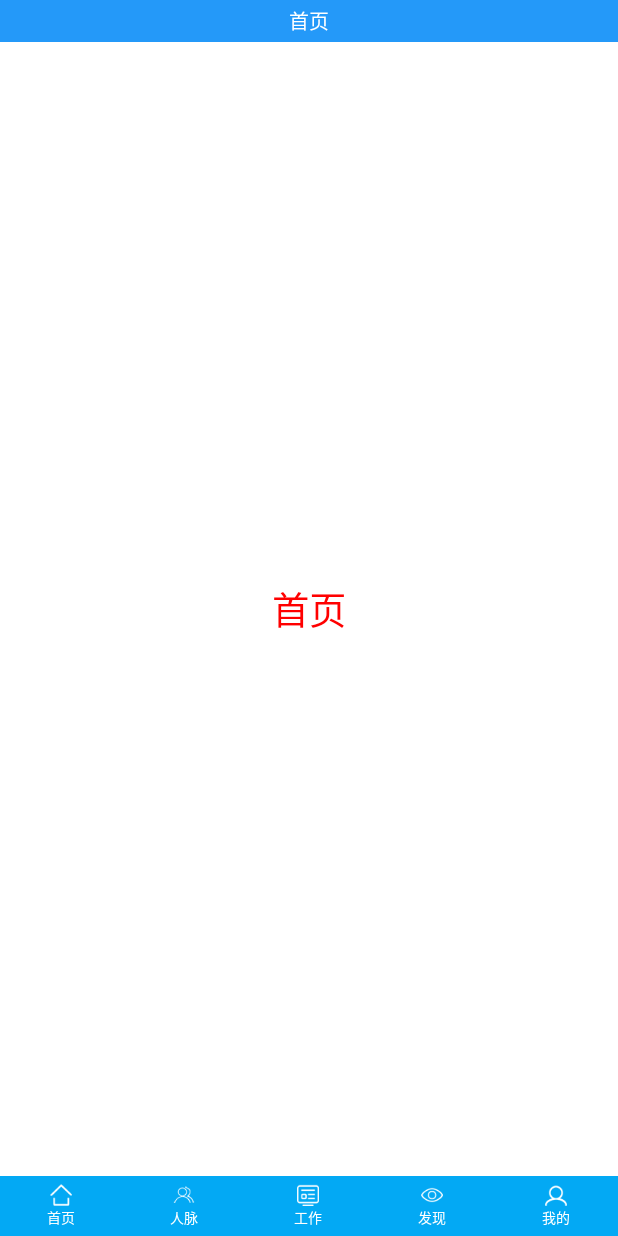
After one commit to 546379495/ZHY, an Android app: the ConrentFragment screen opened directly, with no data from a screen before it, on a phone screen of 412 x 824 dp. The commit adds this screen. Run offline under Robolectric (Android 15) with nearby library versions, the phone set to English and light mode, and no system bars.

Commit message:
主页面底部五个也签切换 框架搭建

```diff
--- a/zhy/app/src/main/java/com/chengguo/zhy/MainActivity.java
+++ b/zhy/app/src/main/java/com/chengguo/zhy/MainActivity.java
@@ -2,7 +2,12 @@ package com.chengguo.zhy;
 
 import android.os.Bundle;
 import android.support.v4.app.FragmentActivity;
+import android.support.v4.app.FragmentManager;
+import android.support.v4.app.FragmentTransaction;
+import android.view.KeyEvent;
+import android.widget.Toast;
 
+import com.chengguo.zhy.fragment.ConrentFragment;
 import com.lidroid.xutils.ViewUtils;
 
 
@@ -18,16 +23,33 @@ public class MainActivity extends FragmentActivity {
         ViewUtils.inject(this);
 
 
-//        initFragment();
+        initFragment();
     }
 
 
-    //    public void initFragment(){
-//        FragmentManager fm=getSupportFragmentManager();
-//        FragmentTransaction transaction= fm.beginTransaction();//开启事务
-//        transaction.replace(R.id.fl_content, new ConrentFragment());
-//        transaction.commit();//提交事务
-//    }
+    public void initFragment(){
+        FragmentManager fm=getSupportFragmentManager();
+        FragmentTransaction transaction= fm.beginTransaction();//开启事务
+        transaction.replace(R.id.fl_content, new ConrentFragment());
+        transaction.commit();//提交事务
+    }
+
+    private long mExitTime;
+
+    public boolean onKeyDown(int keyCode, KeyEvent event) {
+        if (keyCode == KeyEvent.KEYCODE_BACK) {
+            if ((System.currentTimeMillis() - mExitTime) > 2000) {
+                Object mHelperUtils;
+                Toast.makeText(this, "再按一次退出程序", Toast.LENGTH_SHORT).show();
+                mExitTime = System.currentTimeMillis();
+
+            } else {
+                finish();
+            }
+            return true;
+        }
+        return super.onKeyDown(keyCode, event);
+    }
 
 
 }
--- /dev/null
+++ b/zhy/app/src/main/java/com/chengguo/zhy/base/BasePager.java
@@ -0,0 +1,52 @@
+package com.chengguo.zhy.base;
+
+import android.app.Activity;
+import android.app.AlertDialog;
+import android.content.DialogInterface;
+import android.content.Intent;
+import android.view.View;
+import android.widget.FrameLayout;
+import android.widget.ImageView;
+import android.widget.TextView;
+import android.widget.Toast;
+
+import com.chengguo.zhy.R;
+
+
+/**
+ * Created by Administrator on 2016/5/20.
+ *       主页下五个子页面的父类
+ */
+public class BasePager {
+    public Activity mActivity;
+    public View mRootView;
+
+    public TextView tvTitle;//标题
+    public FrameLayout flContent;
+
+
+    public BasePager(Activity activity) {
+        mActivity = activity;
+        initViews();
+    }
+
+    /**
+     * 初始化布局
+     *    一些固定的控件在此初始化
+     */
+    public void initViews() {
+        mRootView=View.inflate(mActivity, R.layout.base_pager,null);
+        tvTitle=(TextView) mRootView.findViewById(R.id.tv_title);
+        flContent=(FrameLayout) mRootView.findViewById(R.id.fl_contents);
+
+
+    }
+    /**
+     * 初始化数据
+     */
+    public void initData() {
+
+
+    }
+
+}
--- /dev/null
+++ b/zhy/app/src/main/java/com/chengguo/zhy/base/impl/FaXianPager.java
@@ -0,0 +1,37 @@
+package com.chengguo.zhy.base.impl;
+
+
+import android.app.Activity;
+import android.graphics.Color;
+import android.view.Gravity;
+import android.widget.TextView;
+
+import com.chengguo.zhy.base.BasePager;
+
+/**
+ * ��ҳ
+ * @author Administrator
+ *  发现
+ */
+public class FaXianPager extends BasePager {
+
+	public FaXianPager(Activity activity) {
+		super(activity);
+	}
+
+	@Override
+	public void initData() {
+
+		tvTitle.setText("发现");
+		TextView text=new TextView(mActivity);
+		text.setText("发现");
+		text.setTextSize(25);
+		text.setTextColor(Color.RED);
+		text.setGravity(Gravity.CENTER);
+		flContent.addView(text);
+
+	}
+
+
+
+}
--- /dev/null
+++ b/zhy/app/src/main/java/com/chengguo/zhy/base/impl/GongZuoPager.java
@@ -0,0 +1,37 @@
+package com.chengguo.zhy.base.impl;
+
+
+import android.app.Activity;
+import android.graphics.Color;
+import android.view.Gravity;
+import android.widget.TextView;
+
+import com.chengguo.zhy.base.BasePager;
+
+/**
+ * ��ҳ
+ * @author Administrator
+ *  工作
+ */
+public class GongZuoPager extends BasePager {
+
+	public GongZuoPager(Activity activity) {
+		super(activity);
+	}
+
+	@Override
+	public void initData() {
+
+		tvTitle.setText("工作");
+		TextView text=new TextView(mActivity);
+		text.setText("工作");
+		text.setTextSize(25);
+		text.setTextColor(Color.RED);
+		text.setGravity(Gravity.CENTER);
+		flContent.addView(text);
+
+	}
+
+
+
+}
--- /dev/null
+++ b/zhy/app/src/main/java/com/chengguo/zhy/base/impl/HomePager.java
@@ -0,0 +1,38 @@
+package com.chengguo.zhy.base.impl;
+
+
+import android.app.Activity;
+import android.graphics.Color;
+import android.view.Gravity;
+import android.view.View;
+import android.widget.TextView;
+
+import com.chengguo.zhy.base.BasePager;
+
+/**
+ * ��ҳ
+ * @author Administrator
+ *  首页
+ */
+public class HomePager extends BasePager {
+
+	public HomePager(Activity activity) {
+		super(activity);
+	}
+
+	@Override
+	public void initData() {
+
+		tvTitle.setText("首页");
+		TextView text=new TextView(mActivity);
+		text.setText("首页");
+		text.setTextSize(25);
+		text.setTextColor(Color.RED);
+		text.setGravity(Gravity.CENTER);
+		flContent.addView(text);
+
+	}
+
+
+
+}
--- /dev/null
+++ b/zhy/app/src/main/java/com/chengguo/zhy/base/impl/RenMaiPager.java
@@ -0,0 +1,37 @@
+package com.chengguo.zhy.base.impl;
+
+
+import android.app.Activity;
+import android.graphics.Color;
+import android.view.Gravity;
+import android.widget.TextView;
+
+import com.chengguo.zhy.base.BasePager;
+
+/**
+ * ��ҳ
+ * @author Administrator
+ *  人脉
+ */
+public class RenMaiPager extends BasePager {
+
+	public RenMaiPager(Activity activity) {
+		super(activity);
+	}
+
+	@Override
+	public void initData() {
+
+		tvTitle.setText("人脉");
+		TextView text=new TextView(mActivity);
+		text.setText("人脉");
+		text.setTextSize(25);
+		text.setTextColor(Color.RED);
+		text.setGravity(Gravity.CENTER);
+		flContent.addView(text);
+
+	}
+
+
+
+}
--- /dev/null
+++ b/zhy/app/src/main/java/com/chengguo/zhy/base/impl/WoDePager.java
@@ -0,0 +1,37 @@
+package com.chengguo.zhy.base.impl;
+
+
+import android.app.Activity;
+import android.graphics.Color;
+import android.view.Gravity;
+import android.widget.TextView;
+
+import com.chengguo.zhy.base.BasePager;
+
+/**
+ * ��ҳ
+ * @author Administrator
+ *  我的
+ */
+public class WoDePager extends BasePager {
+
+	public WoDePager(Activity activity) {
+		super(activity);
+	}
+
+	@Override
+	public void initData() {
+
+		tvTitle.setText("我的");
+		TextView text=new TextView(mActivity);
+		text.setText("我的");
+		text.setTextSize(25);
+		text.setTextColor(Color.RED);
+		text.setGravity(Gravity.CENTER);
+		flContent.addView(text);
+
+	}
+
+
+
+}
--- /dev/null
+++ b/zhy/app/src/main/java/com/chengguo/zhy/fragment/BaseFragment.java
@@ -0,0 +1,51 @@
+package com.chengguo.zhy.fragment;
+
+import android.app.Activity;
+import android.os.Bundle;
+import android.support.annotation.Nullable;
+import android.support.v4.app.Fragment;
+import android.view.LayoutInflater;
+import android.view.View;
+import android.view.ViewGroup;
+
+/**
+ * Created by Administrator on 2016/5/20.
+ */
+public abstract class BaseFragment extends Fragment {
+    public Activity mActivity;
+
+    //Fragment 创建
+    @Override
+    public void onCreate(Bundle savedInstanceState) {
+        super.onCreate(savedInstanceState);
+        mActivity=getActivity();
+    }
+
+    //处理Fragment 布局
+    @Nullable
+    @Override
+    public View onCreateView(LayoutInflater inflater, ViewGroup container, Bundle
+            savedInstanceState) {
+        return initViews();
+    }
+
+    //依附Activity 创建完成
+    @Override
+    public void onActivityCreated(Bundle savedInstanceState) {
+        super.onActivityCreated(savedInstanceState);
+        initData();
+    }
+
+    /**
+     * 子类必须实现 初始化布局的方法
+     * @return 布局文件
+     */
+    public abstract View initViews();
+
+    /**
+     * 初始化数据的方法 可不实现
+     */
+    public void initData(){
+
+    }
+}
--- /dev/null
+++ b/zhy/app/src/main/java/com/chengguo/zhy/fragment/ConrentFragment.java
@@ -0,0 +1,131 @@
+package com.chengguo.zhy.fragment;
+
+
+import android.support.v4.view.PagerAdapter;
+import android.support.v4.view.ViewPager;
+import android.view.View;
+import android.view.ViewGroup;
+import android.widget.RadioGroup;
+
+import com.chengguo.zhy.R;
+import com.chengguo.zhy.base.BasePager;
+import com.chengguo.zhy.base.impl.FaXianPager;
+import com.chengguo.zhy.base.impl.GongZuoPager;
+import com.chengguo.zhy.base.impl.HomePager;
+import com.chengguo.zhy.base.impl.RenMaiPager;
+import com.chengguo.zhy.base.impl.WoDePager;
+import com.lidroid.xutils.ViewUtils;
+import com.lidroid.xutils.view.annotation.ViewInject;
+
+import java.util.ArrayList;
+
+/**
+ * Created by Administrator on 2016/5/20.
+ *      主界面
+ */
+public class ConrentFragment extends BaseFragment {
+   @ViewInject(R.id.rg_group)
+   private RadioGroup mGroup;
+    @ViewInject(R.id.vp_content)
+    private ViewPager mViewPager;
+
+
+
+
+   public ArrayList<BasePager> mPagerList;//记录子布局的集合
+
+
+
+    @Override
+    public View initViews() {
+        View view=View.inflate(mActivity, R.layout.fragment_content,null);
+
+        ViewUtils.inject(this,view);
+
+        return view;
+    }
+
+
+    @Override
+    public void initData() {
+        mGroup.check(R.id.rb_shouye);
+        mPagerList=new ArrayList();
+
+        mPagerList.add(new HomePager(mActivity));
+        mPagerList.add(new RenMaiPager(mActivity));
+        mPagerList.add(new GongZuoPager(mActivity));
+        mPagerList.add(new FaXianPager(mActivity));
+        mPagerList.add(new WoDePager(mActivity));
+        mViewPager.setAdapter(new ContentAtapter());
+        mPagerList.get(0).initData();
+        mGroup.setOnCheckedChangeListener(new RadioGroup.OnCheckedChangeListener() {
+            @Override
+            public void onCheckedChanged(RadioGroup radioGroup, int i) {
+                switch (i){
+                    case R.id.rb_shouye:
+                        mViewPager.setCurrentItem(0,false);
+                        break;
+                    case R.id.rb_renmai:
+                        mViewPager.setCurrentItem(1,false);
+                        break;
+                    case R.id.rb_gongzuo:
+                        mViewPager.setCurrentItem(2,false);
+                        break;
+                    case R.id.rb_faxian:
+                        mViewPager.setCurrentItem(3,false);
+                        break;
+                    case R.id.rb_wode:
+                        mViewPager.setCurrentItem(4,false);
+                        break;
+                }
+            }
+        });
+
+        mViewPager.setOnPageChangeListener(new ViewPager.OnPageChangeListener() {
+            @Override
+            public void onPageScrolled(int position, float positionOffset, int positionOffsetPixels) {
+
+            }
+
+            @Override
+            public void onPageSelected(int position) {
+
+                    mPagerList.get(position).initData();
+            }
+
+            @Override
+            public void onPageScrollStateChanged(int state) {
+
+            }
+        });
+
+    }
+
+    class ContentAtapter extends PagerAdapter{
+        @Override
+        public int getCount() {
+            return mPagerList.size();
+        }
+
+        @Override
+        public boolean isViewFromObject(View arg0, Object arg1) {
+            return arg0==arg1;
+        }
+
+        @Override
+        public void destroyItem(ViewGroup container, int position, Object object) {
+            container.removeView((View)object);
+        }
+
+        @Override
+        public Object instantiateItem(ViewGroup container, int position) {
+            BasePager pager=mPagerList.get(position);
+            container.addView(pager.mRootView);
+//			pager.initData();
+            return mPagerList.get(position).mRootView;
+        }
+
+    }
+
+
+}
--- a/zhy/app/src/main/res/layout/activity_main.xml
+++ b/zhy/app/src/main/res/layout/activity_main.xml
@@ -1,13 +1,12 @@
 <?xml version="1.0" encoding="utf-8"?>
-<LinearLayout
+<FrameLayout
+    android:id="@+id/fl_content"
     xmlns:android="http://schemas.android.com/apk/res/android"
     android:layout_width="match_parent"
     android:layout_height="match_parent"
-    android:orientation="vertical"
-
+    android:fitsSystemWindows="true"
+    android:background="#fff"
     >
 
 
-
-
-</LinearLayout>
+</FrameLayout>
--- /dev/null
+++ b/zhy/app/src/main/res/layout/base_pager.xml
@@ -0,0 +1,37 @@
+<?xml version="1.0" encoding="utf-8"?>
+<LinearLayout xmlns:android="http://schemas.android.com/apk/res/android"
+              android:orientation="vertical"
+              android:layout_width="match_parent"
+              android:layout_height="match_parent"
+
+    >
+    <RelativeLayout
+        android:layout_width="match_parent"
+        android:layout_height="28dp"
+        android:background="#2499f9"
+        >
+
+        <TextView
+            android:id="@+id/tv_title"
+            android:layout_width="wrap_content"
+            android:layout_height="wrap_content"
+            android:layout_centerHorizontal="true"
+            android:layout_centerVertical="true"
+            android:text="首页"
+            android:textSize="13sp"
+            android:textColor="#FFF"
+
+            />
+
+
+    </RelativeLayout>
+
+    <FrameLayout
+        android:id="@+id/fl_contents"
+        android:layout_width="match_parent"
+        android:layout_height="0dp"
+        android:layout_weight="1"
+        >
+    </FrameLayout>
+
+</LinearLayout>
--- /dev/null
+++ b/zhy/app/src/main/res/layout/fragment_content.xml
@@ -0,0 +1,59 @@
+<?xml version="1.0" encoding="utf-8"?>
+<LinearLayout xmlns:android="http://schemas.android.com/apk/res/android"
+    android:layout_width="match_parent"
+    android:layout_height="match_parent"
+    android:orientation="vertical"
+
+    >
+    <com.chengguo.zhy.views.NoScrolViewPager
+        android:id="@+id/vp_content"
+        android:layout_width="match_parent"
+        android:layout_height="0dp"
+        android:layout_weight="1" >
+    </com.chengguo.zhy.views.NoScrolViewPager>
+
+    <RadioGroup
+        android:id="@+id/rg_group"
+        android:layout_width="match_parent"
+        android:layout_height="wrap_content"
+        android:orientation="horizontal"
+        android:background="@color/lan"
+        >
+        <RadioButton
+            android:id="@+id/rb_shouye"
+            style="@style/ButtonTabStyle"
+            android:drawableTop="@mipmap/shouye"
+            android:text="首页"
+            android:textSize="9sp"
+            />
+        <RadioButton
+            android:id="@+id/rb_renmai"
+            style="@style/ButtonTabStyle"
+            android:drawableTop="@mipmap/renmai"
+            android:text="人脉"
+            android:textSize="9sp"
+            />
+        <RadioButton
+             android:id="@+id/rb_gongzuo"
+            style="@style/ButtonTabStyle"
+            android:drawableTop="@mipmap/gongzuo"
+            android:text="工作"
+             android:textSize="9sp"
+            />
+        <RadioButton
+             android:id="@+id/rb_faxian"
+            style="@style/ButtonTabStyle"
+            android:drawableTop="@mipmap/faxian"
+            android:text="发现"
+             android:textSize="9sp"
+            />
+        <RadioButton
+             android:id="@+id/rb_wode"
+            style="@style/ButtonTabStyle"
+            android:drawableTop="@mipmap/wode"
+            android:text="我的"
+             android:textSize="9sp"
+            />
+    </RadioGroup>
+
+</LinearLayout>
--- a/zhy/app/src/main/res/values/colors.xml
+++ b/zhy/app/src/main/res/values/colors.xml
@@ -4,4 +4,5 @@
     <color name="colorPrimaryDark">#303F9F</color>
     <color name="colorAccent">#FF4081</color>
     <color name="lv">#FF4081</color>
+    <color name="lan">#03a9f4</color>
 </resources>
--- a/zhy/app/src/main/res/values/styles.xml
+++ b/zhy/app/src/main/res/values/styles.xml
@@ -17,4 +17,16 @@
 
     <style name="AppTheme.PopupOverlay" parent="ThemeOverlay.AppCompat.Light"/>
 
+    <style name="ButtonTabStyle" >
+        <item name="android:layout_width">wrap_content</item>
+        <item name="android:layout_height">wrap_content</item>
+        <item name="android:button">@null</item>
+        <item name="android:layout_gravity">center_vertical</item>
+        <item name="android:padding">5dp</item>
+        <item name="android:textColor">#fff</item>
+        <item name="android:layout_weight">1</item>
+        <item name="android:gravity">center</item>
+
+    </style>
+
 </resources>
```
Also changed, not shown: zhy/app/src/main/java/com/chengguo/zhy/views/NoScrolViewPager.java (added, +31 -0 lines), zhy/app/src/main/res/mipmap-xhdpi/faxian.png (added), zhy/app/src/main/res/mipmap-xhdpi/gongzuo.png (added), zhy/app/src/main/res/mipmap-xhdpi/renmai.png (added), zhy/app/src/main/res/mipmap-xhdpi/shouye.png (added), zhy/app/src/main/res/mipmap-xhdpi/wode.png (added).
